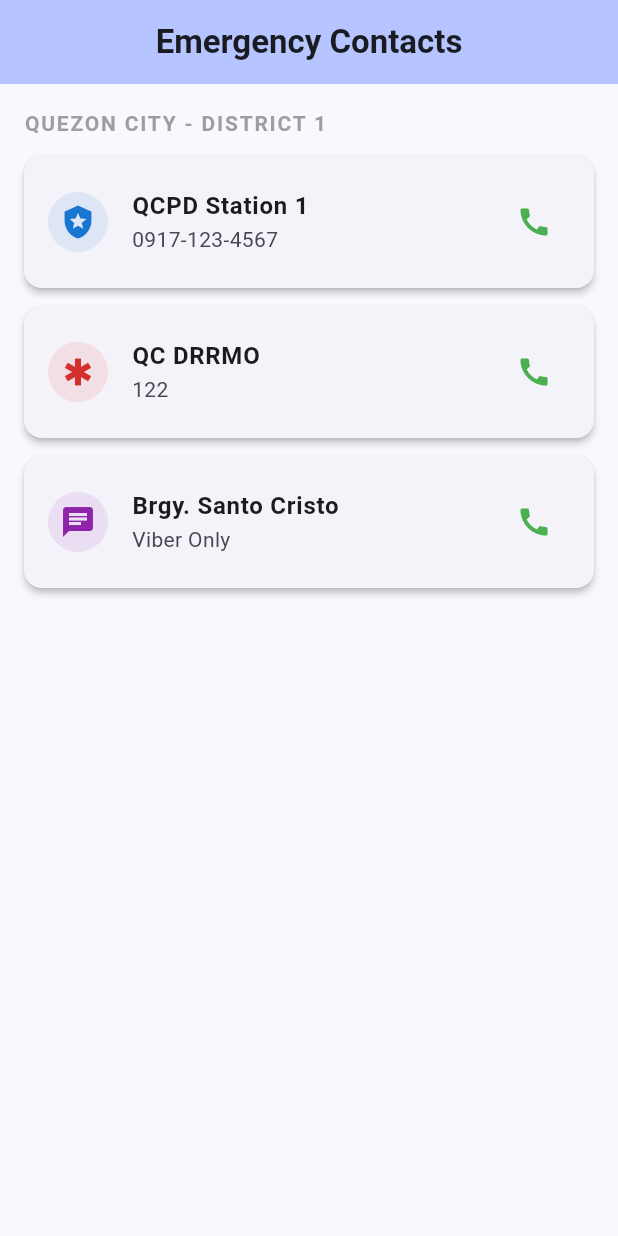
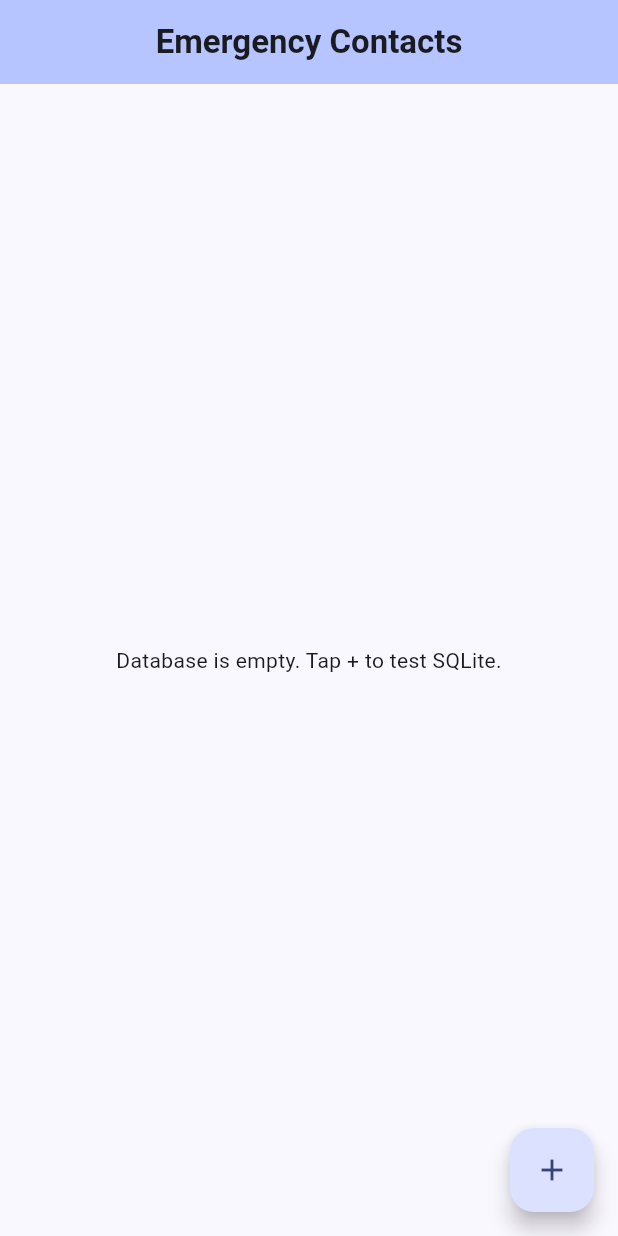
Before and after one commit to alfieprojectsdev/tawag-tugon-api, a Flutter app: the screen it shows after launch, on a phone screen of 412 x 824 dp. Run offline on Flutter 3.47's test engine with Material 3 defaults, Android fonts, the phone set to English and light mode, and no system bars; our stand-ins replace sqflite; accounts and stored records are empty.

Commit message:
feat: integrate sqflite for local storage in flutter app

```diff
--- a/tawag_tugon_app/lib/main.dart
+++ b/tawag_tugon_app/lib/main.dart
@@ -1,5 +1,6 @@
 import 'package:flutter/material.dart';
-import 'package:url_launcher/url_launcher.dart'; // <-- 1. New Import
+import 'package:url_launcher/url_launcher.dart';
+import 'db_helper.dart'; // <-- 1. Import your new database engine
 
 void main() {
   runApp(const TawagTugonApp());
@@ -17,13 +18,51 @@ class TawagTugonApp extends StatelessWidget {
         colorScheme: ColorScheme.fromSeed(seedColor: const Color(0xFF0033A0)),
         useMaterial3: true,
       ),
-      home: const SpeedDialScreen(),
+      home: const SpeedDialScreen(), // This is now a StatefulWidget
     );
   }
 }
 
-class SpeedDialScreen extends StatelessWidget {
+// --- 2. Upgraded to StatefulWidget ---
+class SpeedDialScreen extends StatefulWidget {
   const SpeedDialScreen({super.key});
+
+  @override
+  State<SpeedDialScreen> createState() => _SpeedDialScreenState();
+}
+
+class _SpeedDialScreenState extends State<SpeedDialScreen> {
+  // Variables to hold our database state
+  List<Map<String, dynamic>> _contacts = [];
+  bool _isLoading = true;
+
+  @override
+  void initState() {
+    super.initState();
+    _refreshContacts(); // Load data the second the screen opens
+  }
+
+  // --- 3. The Read Operation ---
+  Future<void> _refreshContacts() async {
+    final data = await DatabaseHelper.instance.getContacts();
+    setState(() {
+      _contacts = data;
+      _isLoading = false;
+    });
+  }
+
+  // --- 4. Temporary Write Operation (For testing) ---
+  Future<void> _seedDummyData() async {
+    await DatabaseHelper.instance.insertContact({
+      'name': 'Local DB Police (Test)',
+      'phone_number': '0917-999-0000',
+      'category': 'Police',
+      'priority': 10,
+      'protocol': 'tel',
+      'tenant_id': 1,
+    });
+    _refreshContacts(); // Tell the UI to redraw with the new row
+  }
 
   @override
   Widget build(BuildContext context) {
@@ -36,41 +75,31 @@ class SpeedDialScreen extends StatelessWidget {
         centerTitle: true,
         backgroundColor: Theme.of(context).colorScheme.inversePrimary,
       ),
-      body: ListView(
-        padding: const EdgeInsets.all(16.0),
-        children: [
-          const Padding(
-            padding: EdgeInsets.only(bottom: 12.0),
-            child: Text(
-              "QUEZON CITY - DISTRICT 1",
-              style: TextStyle(
-                fontWeight: FontWeight.bold,
-                color: Colors.grey,
-                letterSpacing: 1.2,
-              ),
+      // --- 5. Conditional UI based on Database State ---
+      body: _isLoading
+          ? const Center(child: CircularProgressIndicator())
+          : _contacts.isEmpty
+          ? const Center(
+              child: Text('Database is empty. Tap + to test SQLite.'),
+            )
+          : ListView.builder(
+              padding: const EdgeInsets.all(16.0),
+              itemCount: _contacts.length,
+              itemBuilder: (context, index) {
+                final contact = _contacts[index];
+                // We map the database row directly to the UI card
+                return _buildContactCard(
+                  contact['name'],
+                  contact['phone_number'],
+                  Icons.local_police, // Hardcoded icon for now
+                  Colors.blue[700]!,
+                );
+              },
             ),
-          ),
-          _buildContactCard(
-            "QCPD Station 1",
-            "0917-123-4567",
-            Icons.local_police,
-            Colors.blue[700]!,
-          ),
-          _buildContactCard(
-            "QC DRRMO",
-            "122",
-            Icons.emergency,
-            Colors.red[700]!,
-          ),
-
-          // Note: "Viber Only" will fail the 'tel:' check, which is a great test for our error handling!
-          _buildContactCard(
-            "Brgy. Santo Cristo",
-            "Viber Only",
-            Icons.chat,
-            Colors.purple[600]!,
-          ),
-        ],
+      // The temporary button to test writing to SQLite
+      floatingActionButton: FloatingActionButton(
+        onPressed: _seedDummyData,
+        child: const Icon(Icons.add),
       ),
     );
   }
@@ -95,12 +124,9 @@ class SpeedDialScreen extends StatelessWidget {
         trailing: IconButton(
           icon: const Icon(Icons.call, color: Colors.green),
           onPressed: () async {
-            // --- 2. The Native Hardware Hook ---
-            // Clean the number of dashes or spaces just in case
             final cleanNumber = number.replaceAll(RegExp(r'[^\d+]'), '');
             final Uri launchUri = Uri(scheme: 'tel', path: cleanNumber);
 
-            // Ask the OS if there is an app that can handle 'tel:'
             if (await canLaunchUrl(launchUri)) {
               await launchUrl(launchUri);
             } else {
```
